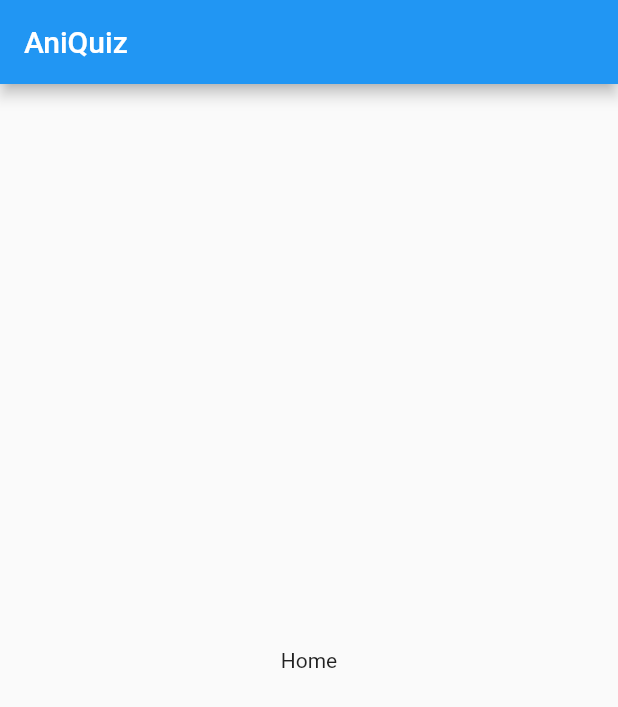
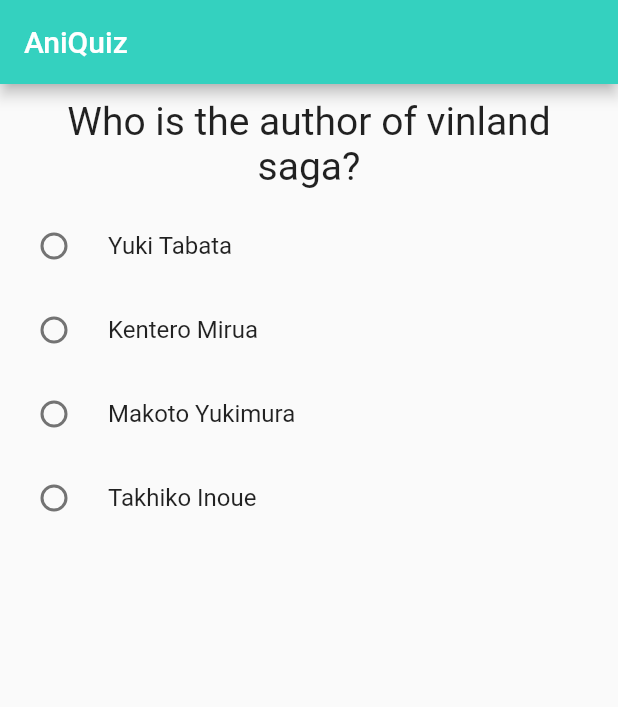
Before and after one commit to Besufikad17/aniQuiz, a Flutter app: the screen it shows after launch, after a tap on "Start", on a phone screen of 412 x 824 dp. Shown: the top 707 px of the screen. Run offline on Flutter 3.47's test engine with Material 2 defaults, Android fonts, the phone set to English and light mode, and no system bars.

Commit message:
quiz component added

```diff
--- /dev/null
+++ b/lib/components/text.dart
@@ -0,0 +1,20 @@
+import 'package:flutter/material.dart';
+
+class MyText extends StatelessWidget {
+  final String text;
+
+  MyText({required this.text});
+
+  @override
+  Widget build(BuildContext context) {
+    return Container(
+      width: double.infinity,
+      margin: EdgeInsets.all(10),
+      child: Text(text,
+          style: TextStyle(
+            fontSize: 26,
+          ),
+          textAlign: TextAlign.center),
+    );
+  }
+}
--- /dev/null
+++ b/lib/data.json
@@ -0,0 +1,5 @@
+[{
+    "question": "Who is the author of vinland saga?",
+    "choices": ["Yuki Tabata", "Kentero Mirua", "Makoto Yukimura", "Takhiko Inoue"],
+    "answer": 3
+}]
--- a/lib/main.dart
+++ b/lib/main.dart
@@ -1,3 +1,4 @@
+import 'package:aniquiz/quiz.dart';
 import 'package:flutter/material.dart';
 
 // custom widgets
@@ -16,16 +17,27 @@ class _AniQuizState extends State<AniQuiz> {
   var start = false;
   var finish = false;
   var index = 0;
+  var score = 0;
 
   var questions = [
     {
-      'text': 'terms and policies',
-      'buttonText': ['accept']
-    },
+      "question": "Who is the author of vinland saga?",
+      "choices": [
+        "Yuki Tabata",
+        "Kentero Mirua",
+        "Makoto Yukimura",
+        "Takhiko Inoue"
+      ],
+      "answer": 3
+    }
   ];
 
-  void _answer() {
+  void _answer(bool isCorrect) {
+    print(isCorrect);
     setState(() {
+      if(isCorrect){
+        score++;
+      }
       if (index < questions.length) {
         index++;
       } else {
@@ -44,14 +56,28 @@ class _AniQuizState extends State<AniQuiz> {
   Widget build(BuildContext context) {
     return MaterialApp(
       home: Scaffold(
-        appBar: AppBar(title: Text('AniQuiz')),
-        body: start
-            ? (Center(
-                child: Text('Home'),
-              ))
-            : (Home(
-                callBackHandler: _start,
-              )),
+        appBar: AppBar(
+            backgroundColor: Color.fromRGBO(52, 209, 191, 1),
+            title: Text('AniQuiz')),
+        body: finish ? (
+        Center(
+          child: Text(score.toString()),
+        )
+        ) : (
+            start
+                ? (Center(
+              child: Column(children: [
+                ...((questions as List<Map>).map((q) => Quiz(
+                    question: q['question'],
+                    choice: q['choices'],
+                    answer: q['answer'],
+                    callbackHandler: (bool i) => _answer(i)))).toList(),
+              ]),
+            ))
+                : (Home(
+              callBackHandler: _start,
+            ))
+        ),
       ),
     );
   }
--- /dev/null
+++ b/lib/quiz.dart
@@ -0,0 +1,39 @@
+import 'package:flutter/material.dart';
+import 'dart:convert';
+
+// utility
+import 'utils.dart';
+
+// custom widgets
+import 'components/text.dart';
+
+class Quiz extends StatelessWidget {
+  final String question;
+  final List<String> choice;
+  final int? answer;
+  final Function callbackHandler;
+
+  Quiz({required this.question, required this.choice, required this.answer, required this.callbackHandler});
+
+  @override
+  Widget build(BuildContext context) {
+    return Container(
+      child: Column(children: [
+        MyText(text: question),
+        ...(choice.map((ch) {
+          return RadioListTile(
+              title: Text(ch),
+              value: ch,
+              groupValue: "choices",
+              onChanged: (value) {
+                if(choice.indexOf(value!) == (answer! - 1)){
+                  callbackHandler(true);
+                }else{
+                  callbackHandler(false);
+                }
+              });
+        }))
+      ]),
+    );
+  }
+}
--- a/pubspec.yaml
+++ b/pubspec.yaml
@@ -34,6 +34,7 @@ dependencies:
   # The following adds the Cupertino Icons font to your application.
   # Use with the CupertinoIcons class for iOS style icons.
   cupertino_icons: ^1.0.2
+  path_provider: ^2.0.14
 
 dev_dependencies:
   flutter_test:
```
Also changed, not shown: lib/models/question.dart (added, +7 -0 lines), lib/utils.dart (added, +31 -0 lines), lib/components/radio.dart (added), pubspec.lock.
